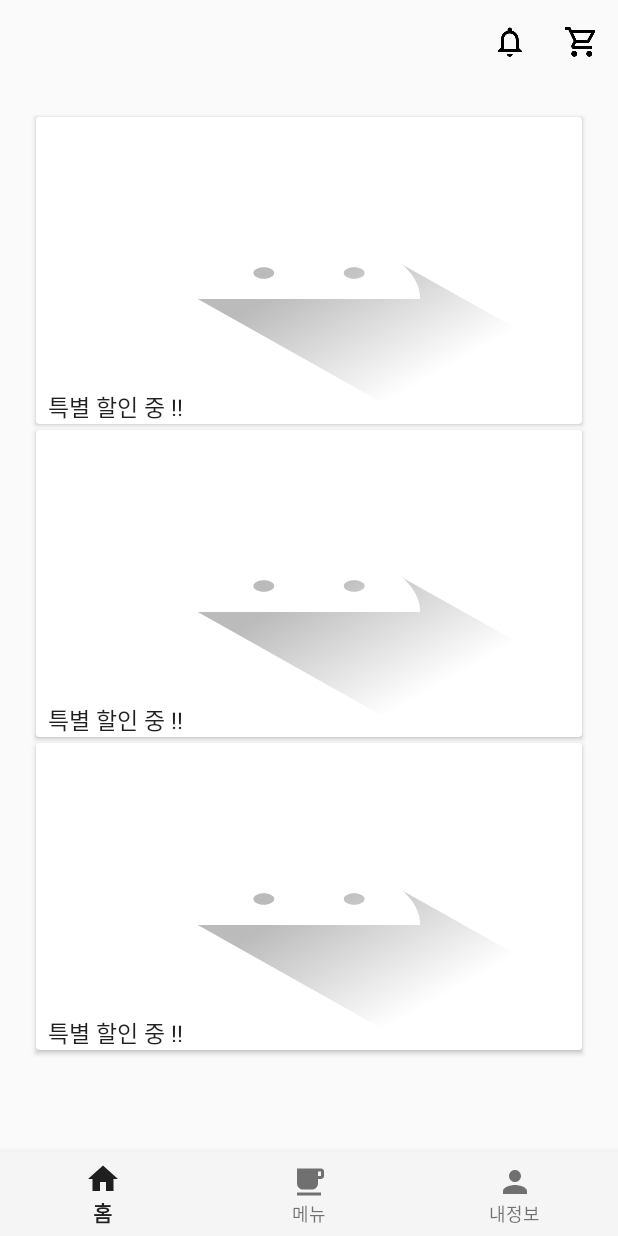
After one commit to minsub0922/midasit-mobile-10-client, an Android app: the fragment CustomerHomeFragment placed in its activity, on a phone screen of 412 x 824 dp. The commit adds this screen. Run offline under Robolectric (Android 15) with nearby library versions, the phone set to English and light mode, and no system bars; pictures from the network do not load.

Commit message:
홈페이지

```diff
--- /dev/null
+++ b/app/src/main/java/com/example/minseop/midasit/model/HomeAdModel.java
@@ -0,0 +1,21 @@
+package com.example.minseop.midasit.model;
+
+/**
+ * Created by minseop on 2018-05-27.
+ */
+
+public class HomeAdModel {
+    String img;
+    String text;
+
+    public HomeAdModel(String img, String text){
+        this.img = img;
+        this.text=text;
+    }
+
+    public void setImg(String img){this.img = img;}
+    public String getImg(){return img;}
+
+    public void setText(String text){this.text=text;}
+    public String getText(){return text;}
+}
--- /dev/null
+++ b/app/src/main/java/com/example/minseop/midasit/ui/adapter/CustomerHomeRecyclerAdpater.java
@@ -0,0 +1,59 @@
+package com.example.minseop.midasit.ui.adapter;
+
+import android.support.annotation.NonNull;
+import android.support.v7.widget.RecyclerView;
+import android.view.LayoutInflater;
+import android.view.View;
+import android.view.ViewGroup;
+import android.widget.ImageView;
+import android.widget.TextView;
+
+import com.example.minseop.midasit.R;
+import com.example.minseop.midasit.model.HomeAdModel;
+import com.example.minseop.midasit.model.ReservationStatusModel;
+
+import java.util.List;
+
+public class CustomerHomeRecyclerAdpater extends RecyclerView.Adapter<CustomerHomeRecyclerAdpater.CustomerHomeViewHolder> {
+
+    private final List<HomeAdModel> modelList;
+
+    public CustomerHomeRecyclerAdpater(@NonNull List<HomeAdModel> modelList) {
+        this.modelList = modelList;
+    }
+
+    @NonNull
+    @Override
+    public CustomerHomeViewHolder onCreateViewHolder(@NonNull ViewGroup parent, int viewType) {
+        final LayoutInflater inflater = LayoutInflater.from(parent.getContext());
+        final View view = inflater.inflate(R.layout.card_customer_home, parent, false);
+        return new CustomerHomeViewHolder(view);
+    }
+
+    @Override
+    public void onBindViewHolder(@NonNull CustomerHomeViewHolder holder, int position) {
+        final HomeAdModel model = modelList.get(position);
+        holder.text.setText(model.getText());
+        holder.menuImage.setImageDrawable(holder.itemView.getResources().getDrawable(R.drawable.ic_launcher_foreground));
+    }
+
+    @Override
+    public int getItemCount() {
+        return modelList.size();
+    }
+
+    static class CustomerHomeViewHolder extends RecyclerView.ViewHolder {
+
+        private ImageView menuImage;
+        private TextView text;
+
+        public CustomerHomeViewHolder(View itemView) {
+            super(itemView);
+
+            menuImage = itemView.findViewById(R.id.card_customer_home_image);
+            text = itemView.findViewById(R.id.card_customer_home_txt);
+
+        }
+    }
+
+}
--- /dev/null
+++ b/app/src/main/java/com/example/minseop/midasit/ui/customer/CustomerHomeFragment.java
@@ -0,0 +1,48 @@
+package com.example.minseop.midasit.ui.customer;
+
+
+import android.os.Bundle;
+import android.support.annotation.NonNull;
+import android.support.annotation.Nullable;
+import android.support.v4.app.Fragment;
+import android.support.v7.widget.LinearLayoutManager;
+import android.support.v7.widget.RecyclerView;
+import android.view.LayoutInflater;
+import android.view.View;
+import android.view.ViewGroup;
+
+import com.example.minseop.midasit.R;
+import com.example.minseop.midasit.model.HomeAdModel;
+import com.example.minseop.midasit.ui.adapter.CustomerHomeRecyclerAdpater;
+
+import java.util.ArrayList;
+import java.util.List;
+
+/**
+ * Created by minseop on 2018-05-27.
+ */
+
+public class CustomerHomeFragment extends Fragment {
+
+    private RecyclerView recyclerView;
+    private CustomerHomeRecyclerAdpater adapter;
+    private final List<HomeAdModel> modelList = new ArrayList<>();
+
+    @Nullable
+    @Override
+    public View onCreateView(@NonNull LayoutInflater inflater, @Nullable ViewGroup container, @Nullable Bundle savedInstanceState) {
+        final View view = inflater.inflate(R.layout.fragment_home, container, false);
+        recyclerView = view.findViewById(R.id.recyclerview_home);
+        recyclerView.setHasFixedSize(true);
+        recyclerView.setLayoutManager(new LinearLayoutManager(getActivity()));
+
+        adapter = new CustomerHomeRecyclerAdpater(modelList);
+        recyclerView.setAdapter(adapter);
+        modelList.add(new HomeAdModel("HiHI", "특별 할인 중 !!"));
+        modelList.add(new HomeAdModel("HiHI", "특별 할인 중 !!"));
+        modelList.add(new HomeAdModel("HiHI", "특별 할인 중 !!"));
+        adapter.notifyDataSetChanged();
+
+        return view;
+    }
+}
--- a/app/src/main/java/com/example/minseop/midasit/ui/customer/CustomerMainActivity.java
+++ b/app/src/main/java/com/example/minseop/midasit/ui/customer/CustomerMainActivity.java
@@ -78,7 +78,7 @@ public class CustomerMainActivity extends AppCompatActivity {
                 final int itemId = item.getItemId();
 
                 if (itemId == R.id.bottom_navigation_action_home) {
-                    return replaceViewPager(new MenuListFragment());
+                    return replaceViewPager(new CustomerHomeFragment());
                 } else if (itemId == R.id.bottom_navigation_action_menu) {
                     return replaceViewPager(new MenuListFragment());
                 } else if (itemId == R.id.bottom_navigation_action_mypage) {
--- a/app/src/main/java/com/example/minseop/midasit/ui/customer/CustomerProfileFragment.java
+++ b/app/src/main/java/com/example/minseop/midasit/ui/customer/CustomerProfileFragment.java
@@ -9,6 +9,7 @@ import android.support.v7.widget.RecyclerView;
 import android.view.LayoutInflater;
 import android.view.View;
 import android.view.ViewGroup;
+import android.widget.TextView;
 
 import com.example.minseop.midasit.R;
 import com.example.minseop.midasit.model.ReservationStatusModel;
@@ -21,6 +22,7 @@ import java.util.List;
 public class CustomerProfileFragment extends Fragment {
 
     RecyclerView recyclerView1, recyclerView2;
+    TextView txt1, txt2;
     private RecyclerView.Adapter adapter1, adapter2;
     private final List<ReservationStatusModel> modelList1 = new ArrayList<>(), modelList2 = new ArrayList<>();
 
@@ -28,10 +30,22 @@ public class CustomerProfileFragment extends Fragment {
     @Override
     public View onCreateView(@NonNull LayoutInflater inflater, @Nullable ViewGroup container, @Nullable Bundle savedInstanceState) {
         final View view = inflater.inflate(R.layout.fragment_profile, container, false);
+
+        txt1 = view.findViewById(R.id.txt_profile_reservation);
+        txt2 = view.findViewById(R.id.txt_profile_monthly);
+
         recyclerView1 = view.findViewById(R.id.recyclerview_profile1);
         recyclerView1.setHasFixedSize(true);
         recyclerView1.setLayoutManager(new LinearLayoutManager(getActivity()));
         recyclerView1.setNestedScrollingEnabled(false);
+        recyclerView1.setVisibility(View.GONE);
+        txt1.setOnClickListener(new View.OnClickListener() {
+            @Override
+            public void onClick(View v) {
+                if (recyclerView1.getVisibility()==View.GONE) recyclerView1.setVisibility(View.VISIBLE);
+                else recyclerView1.setVisibility(View.GONE);
+            }
+        });
 
         adapter1 = new CustomerProfileRecyclerAdpater(modelList1);
         recyclerView1.setAdapter(adapter1);
@@ -39,6 +53,14 @@ public class CustomerProfileFragment extends Fragment {
         recyclerView2 = view.findViewById(R.id.recyclerview_profile2);
         recyclerView2.setHasFixedSize(true);
         recyclerView2.setLayoutManager(new LinearLayoutManager(getActivity()));
+        recyclerView2.setVisibility(View.GONE);
+        txt2.setOnClickListener(new View.OnClickListener() {
+            @Override
+            public void onClick(View v) {
+                if (recyclerView2.getVisibility()==View.GONE) recyclerView2.setVisibility(View.VISIBLE);
+                else recyclerView2.setVisibility(View.GONE);
+            }
+        });
         adapter2 = new CustomerProfileRecyclerAdpater(modelList2);
         recyclerView2.setAdapter(adapter2);
         recyclerView2.setNestedScrollingEnabled(false);
--- /dev/null
+++ b/app/src/main/res/layout/card_customer_home.xml
@@ -0,0 +1,49 @@
+<?xml version="1.0" encoding="utf-8"?>
+<android.support.v7.widget.CardView xmlns:android="http://schemas.android.com/apk/res/android"
+    xmlns:app="http://schemas.android.com/apk/res-auto"
+    xmlns:tools="http://schemas.android.com/tools"
+    android:layout_width="match_parent"
+    android:layout_height="wrap_content"
+    android:layout_marginBottom="@dimen/card_vertical_margin"
+    android:layout_marginEnd="@dimen/card_horizontal_margin"
+    android:layout_marginStart="@dimen/card_horizontal_margin"
+    android:layout_marginTop="@dimen/card_vertical_margin"
+    app:cardBackgroundColor="@color/colorCards"
+    app:cardCornerRadius="@dimen/card_radius">
+
+    <android.support.constraint.ConstraintLayout
+        android:orientation="vertical"
+        android:layout_width="match_parent"
+        android:layout_height="wrap_content">
+
+        <ImageView
+            android:id="@+id/card_customer_home_image"
+            android:layout_width="0dp"
+            android:layout_height="0dp"
+            android:layout_marginBottom="8dp"
+            android:scaleType="fitXY"
+            android:src="@mipmap/ic_launcher"
+            app:layout_constraintBottom_toTopOf="@+id/card_customer_profile_title_txt"
+            app:layout_constraintDimensionRatio="H,16:9"
+            app:layout_constraintEnd_toEndOf="parent"
+            app:layout_constraintStart_toStartOf="parent"
+            app:layout_constraintTop_toTopOf="parent" />
+
+        <TextView
+            android:id="@+id/card_customer_home_txt"
+            android:layout_width="0dp"
+            android:layout_height="wrap_content"
+            android:layout_marginEnd="8dp"
+            android:layout_marginStart="8dp"
+            android:text="textextextextexte"
+            android:textColor="@color/textColorDarkPrimary"
+            android:textSize="15sp"
+            app:layout_constraintBottom_toBottomOf="parent"
+            app:layout_constraintEnd_toEndOf="parent"
+            app:layout_constraintStart_toStartOf="parent"
+            app:layout_constraintTop_toBottomOf="@+id/card_customer_profile_image" />
+
+
+    </android.support.constraint.ConstraintLayout>
+
+</android.support.v7.widget.CardView>
--- /dev/null
+++ b/app/src/main/res/layout/fragment_home.xml
@@ -0,0 +1,10 @@
+<?xml version="1.0" encoding="utf-8"?>
+<LinearLayout xmlns:android="http://schemas.android.com/apk/res/android"
+    android:layout_width="match_parent"
+    android:layout_height="match_parent"
+    android:padding="20dp">
+    <android.support.v7.widget.RecyclerView
+        android:id="@+id/recyclerview_home"
+        android:layout_width="match_parent"
+        android:layout_height="match_parent"/>
+</LinearLayout>
--- a/app/src/main/res/layout/fragment_profile.xml
+++ b/app/src/main/res/layout/fragment_profile.xml
@@ -13,8 +13,10 @@
         android:layout_width="match_parent"
         android:layout_height="match_parent">
     <TextView
+        android:textColor="#000000"
+        android:id="@+id/txt_profile_reservation"
         android:text="예약처리 현황"
-        android:textSize="20dp"
+        android:textSize="25dp"
         android:layout_width="wrap_content"
         android:layout_height="wrap_content"
         android:layout_marginBottom="15dp"
@@ -25,8 +27,10 @@
         android:layout_height="wrap_content"
         android:layout_marginBottom="25dp"/>
     <TextView
+        android:textColor="#000000"
+        android:id="@+id/txt_profile_monthly"
         android:text="월별 구매내역 조회"
-        android:textSize="20dp"
+        android:textSize="25dp"
         android:layout_width="wrap_content"
         android:layout_height="wrap_content"
         android:layout_marginBottom="15dp"
```
